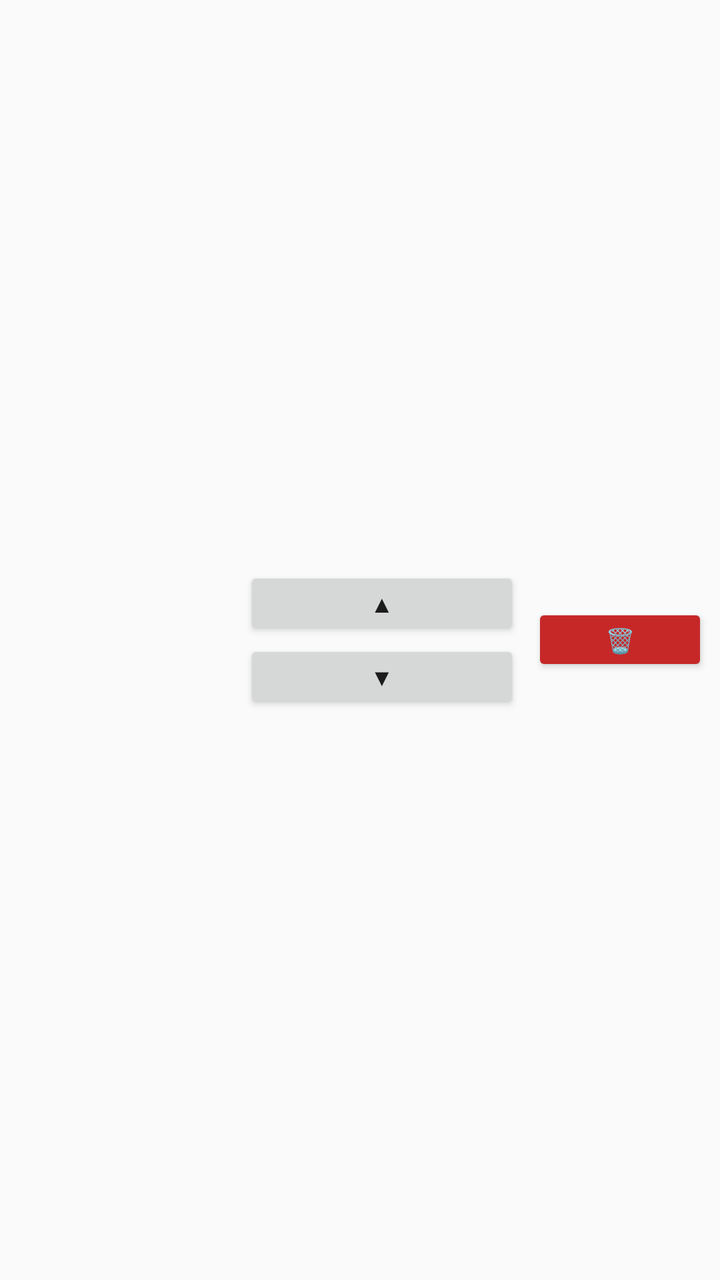
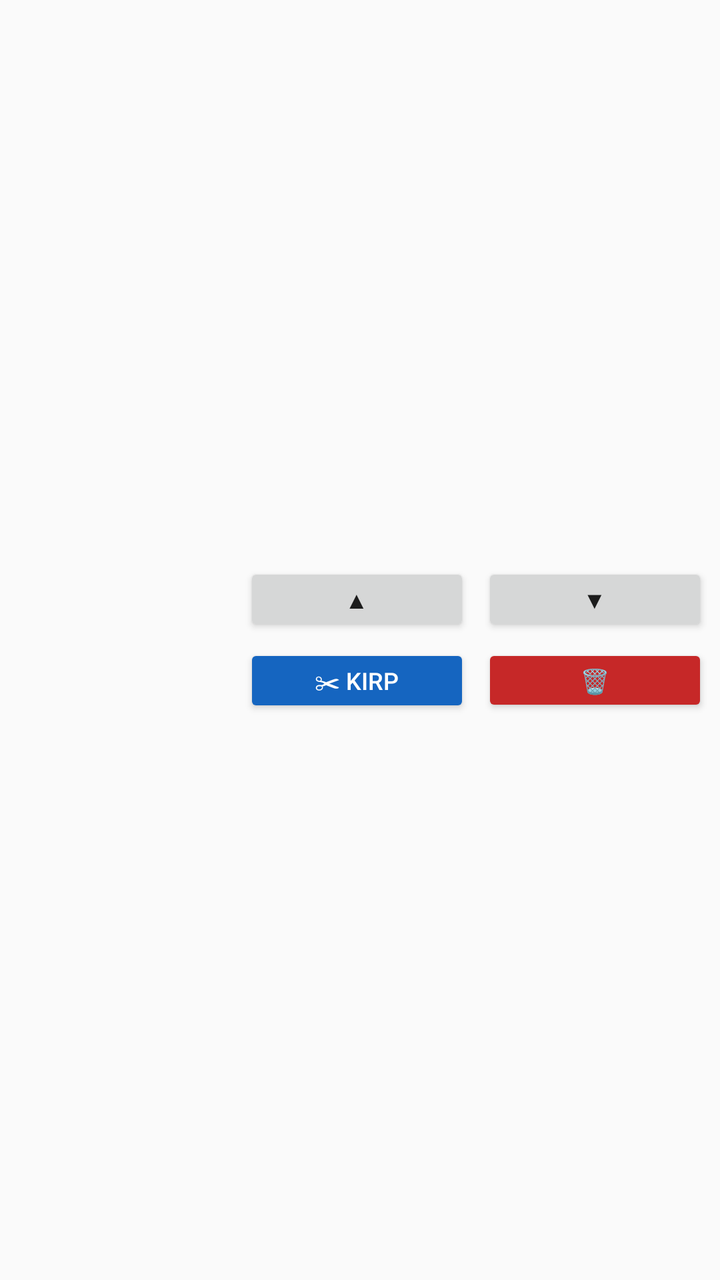

Screens rendered from an Android XML layout before and after an edit, with the pre-edit source and the edit as a unified diff.
<!-- AndroidManifest.xml: application theme Theme.PdfOlustur -->
<!-- res/layout/item_photo.xml -->
<?xml version="1.0" encoding="utf-8"?>
<LinearLayout xmlns:android="http://schemas.android.com/apk/res/android"
    android:layout_width="match_parent"
    android:layout_height="wrap_content"
    android:orientation="horizontal"
    android:gravity="center_vertical"
    android:padding="6dp">

    <TextView
        android:id="@+id/tvIndex"
        android:layout_width="wrap_content"
        android:layout_height="wrap_content"
        android:layout_marginStart="4dp"
        android:minWidth="32dp"
        android:gravity="center"
        android:textColor="#1565C0"
        android:textStyle="bold"
        android:textSize="15sp" />

    <ImageView
        android:id="@+id/imgThumb"
        android:layout_width="72dp"
        android:layout_height="72dp"
        android:scaleType="centerCrop"
        android:contentDescription="@string/photo_desc" />

    <LinearLayout
        android:layout_width="0dp"
        android:layout_height="wrap_content"
        android:layout_weight="1"
        android:layout_marginStart="8dp"
        android:orientation="vertical">

        <Button
            android:id="@+id/btnUp"
            android:layout_width="match_parent"
            android:layout_height="0dp"
            android:layout_weight="1"
            android:minHeight="0dp"
            android:text="@string/move_up"
            android:textSize="12sp" />

        <Button
            android:id="@+id/btnDown"
            android:layout_width="match_parent"
            android:layout_height="0dp"
            android:layout_weight="1"
            android:minHeight="0dp"
            android:text="@string/move_down"
            android:textSize="12sp" />
    </LinearLayout>

    <Button
        android:id="@+id/btnDelete"
        android:layout_width="wrap_content"
        android:layout_height="wrap_content"
        android:layout_marginStart="6dp"
        android:minHeight="0dp"
        android:backgroundTint="#C62828"
        android:text="@string/delete"
        android:textColor="#FFFFFF"
        android:textSize="12sp" />
</LinearLayout>
<!-- resources referenced by this layout -->
<resources>
  <string name="delete">🗑</string>
  <string name="move_down">▼</string>
  <string name="move_up">▲</string>
  <string name="photo_desc">Fotoğraf</string>
  <style name="Theme.PdfOlustur" parent="Theme.AppCompat.DayNight.NoActionBar">
          <item name="android:statusBarColor">#1565C0</item>
      </style>
</resources>

<!-- the commit's change to res/layout/item_photo.xml (unified diff, before → after) -->
@@ -31,33 +31,61 @@
         android:layout_marginStart="8dp"
         android:orientation="vertical">
 
-        <Button
-            android:id="@+id/btnUp"
+        <LinearLayout
             android:layout_width="match_parent"
-            android:layout_height="0dp"
-            android:layout_weight="1"
-            android:minHeight="0dp"
-            android:text="@string/move_up"
-            android:textSize="12sp" />
+            android:layout_height="wrap_content"
+            android:orientation="horizontal">
 
-        <Button
-            android:id="@+id/btnDown"
+            <Button
+                android:id="@+id/btnUp"
+                android:layout_width="0dp"
+                android:layout_height="wrap_content"
+                android:layout_weight="1"
+                android:layout_marginEnd="3dp"
+                android:minHeight="0dp"
+                android:text="@string/move_up"
+                android:textSize="12sp" />
+
+            <Button
+                android:id="@+id/btnDown"
+                android:layout_width="0dp"
+                android:layout_height="wrap_content"
+                android:layout_weight="1"
+                android:layout_marginStart="3dp"
+                android:minHeight="0dp"
+                android:text="@string/move_down"
+                android:textSize="12sp" />
+        </LinearLayout>
+
+        <LinearLayout
             android:layout_width="match_parent"
-            android:layout_height="0dp"
-            android:layout_weight="1"
-            android:minHeight="0dp"
-            android:text="@string/move_down"
-            android:textSize="12sp" />
+            android:layout_height="wrap_content"
+            android:layout_marginTop="4dp"
+            android:orientation="horizontal">
+
+            <Button
+                android:id="@+id/btnCrop"
+                android:layout_width="0dp"
+                android:layout_height="wrap_content"
+                android:layout_weight="1"
+                android:layout_marginEnd="3dp"
+                android:minHeight="0dp"
+                android:backgroundTint="#1565C0"
+                android:text="✂ Kırp"
+                android:textColor="#FFFFFF"
+                android:textSize="12sp" />
+
+            <Button
+                android:id="@+id/btnDelete"
+                android:layout_width="0dp"
+                android:layout_height="wrap_content"
+                android:layout_weight="1"
+                android:layout_marginStart="3dp"
+                android:minHeight="0dp"
+                android:backgroundTint="#C62828"
+                android:text="@string/delete"
+                android:textColor="#FFFFFF"
+                android:textSize="12sp" />
+        </LinearLayout>
     </LinearLayout>
-
-    <Button
-        android:id="@+id/btnDelete"
-        android:layout_width="wrap_content"
-        android:layout_height="wrap_content"
-        android:layout_marginStart="6dp"
-        android:minHeight="0dp"
-        android:backgroundTint="#C62828"
-        android:text="@string/delete"
-        android:textColor="#FFFFFF"
-        android:textSize="12sp" />
 </LinearLayout>
